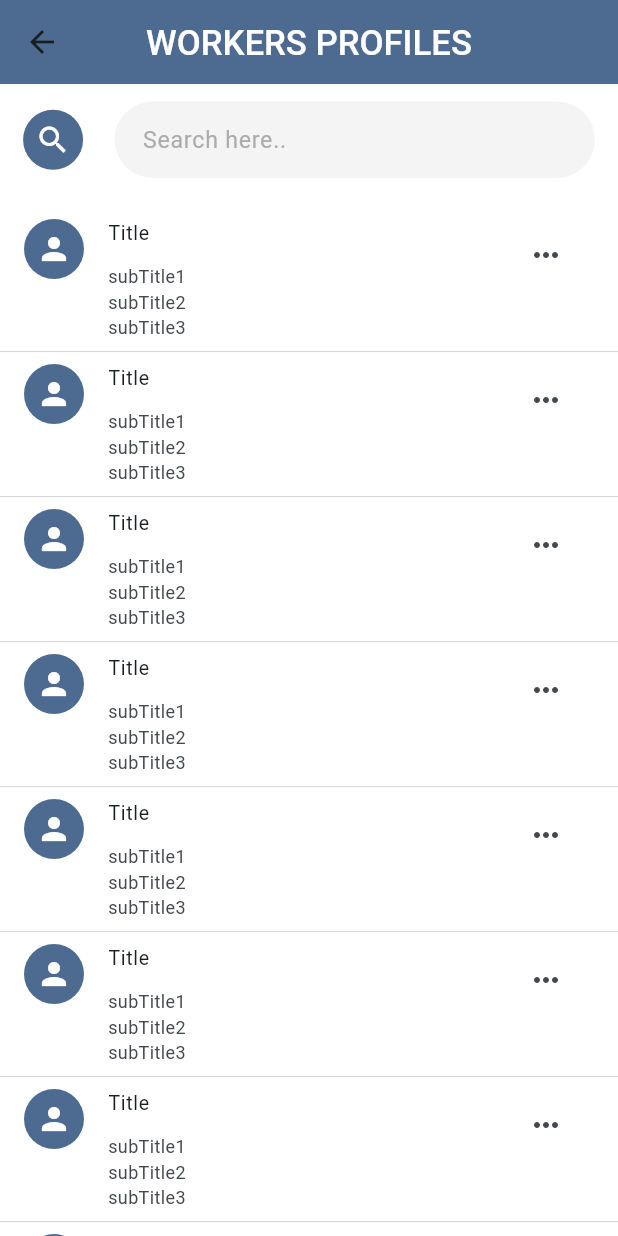
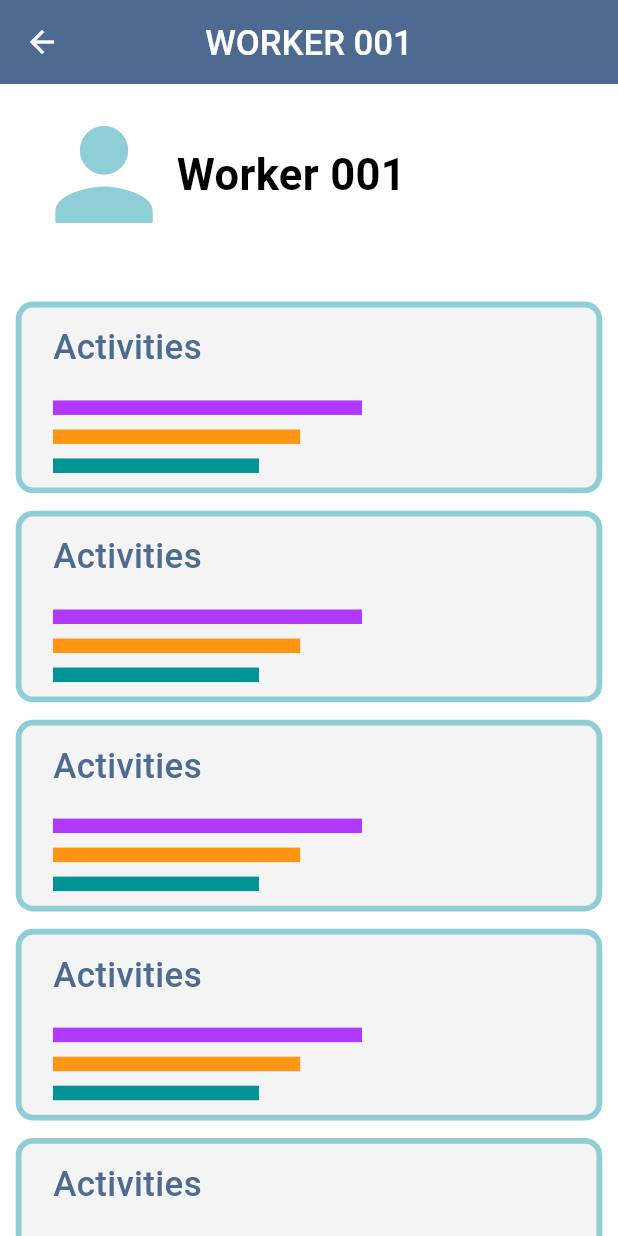
Before and after one commit to 0Ahmad0/smart_cleaner_app, a Flutter app: the WorkerProfilesAdminScreen screen opened by its route, after a tap on "Title", on a phone screen of 412 x 824 dp. Run offline on Flutter 3.47's test engine with Material 3 defaults, Android fonts, the phone set to English and light mode, and no system bars; our stand-ins replace animate_do, file_picker, firebase_core, flutter_screenutil, flutter_spinkit, flutter_svg and 6 more; missing offline and left inert: map_picker; accounts and stored records are empty; network calls fail.

Commit message:
- finish All App screens - start with firebase backend

```diff
--- a/lib/app/screens/admin/home_admin_screen.dart
+++ b/lib/app/screens/admin/home_admin_screen.dart
@@ -72,6 +72,7 @@ class HomeAdminScreen extends StatelessWidget {
                   icon: Icons.route,
                   text: StringManager.robotPathText,
                   color: ColorManager.hintTextColor,
+                  route: Routes.robotPathWorkerRoute,
                 ),
                 ContainerHomeWidget(
                   icon: Icons.sunny_snowing,
@@ -106,6 +107,7 @@ class HomeAdminScreen extends StatelessWidget {
                   icon: Icons.more_horiz,
                   text: StringManager.otherText,
                   color: ColorManager.tealColor,
+                  route: Routes.otherAdminRoute,
                 ),
               ],
             ),
--- /dev/null
+++ b/lib/app/screens/admin/show_activities_screen.dart
@@ -0,0 +1,50 @@
+import 'package:flutter/material.dart';
+import 'package:flutter_screenutil/flutter_screenutil.dart';
+import 'package:smart_cleaner_app/core/helpers/spacing.dart';
+import 'package:smart_cleaner_app/core/utils/color_manager.dart';
+import 'package:smart_cleaner_app/core/utils/style_manager.dart';
+import 'package:smart_cleaner_app/core/widgets/app_padding.dart';
+
+import 'widgets/activities_worker_widget.dart';
+
+class ShowActivitiesWorkerScreen extends StatelessWidget {
+  const ShowActivitiesWorkerScreen({super.key});
+
+  @override
+  Widget build(BuildContext context) {
+    final args = (ModalRoute.of(context)?.settings.arguments ??
+        <String, dynamic>{}) as Map;
+    return Scaffold(
+      appBar: AppBar(
+        title: Text('Worker 00${args['index']}'.toUpperCase()),
+      ),
+      body: Column(
+        children: [
+          AppPaddingWidget(
+            child: Row(
+              children: [
+                Icon(
+                  Icons.person,
+                  size: 100.sp,
+                  color: ColorManager.tealColor,
+                ),
+                Flexible(
+                  child: Text(
+                    'Worker 00${args['index']}',
+                    style: StyleManager.font30SemiBold(),
+                  ),
+                ),
+              ],
+            ),
+          ),
+          verticalSpace(20.h),
+          Expanded(
+            child: ListView.builder(
+              itemBuilder: (context, index) => ActivitiesWorkerWidget(),
+            ),
+          )
+        ],
+      ),
+    );
+  }
+}
--- /dev/null
+++ b/lib/app/screens/admin/widgets/activities_worker_widget.dart
@@ -0,0 +1,57 @@
+import 'package:flutter/material.dart';
+import 'package:flutter_screenutil/flutter_screenutil.dart';
+import 'package:smart_cleaner_app/core/helpers/sizer.dart';
+import 'package:smart_cleaner_app/core/helpers/spacing.dart';
+import 'package:smart_cleaner_app/core/utils/color_manager.dart';
+import 'package:smart_cleaner_app/core/utils/style_manager.dart';
+
+class ActivitiesWorkerWidget extends StatelessWidget {
+  const ActivitiesWorkerWidget({
+    super.key,
+  });
+
+  @override
+  Widget build(BuildContext context) {
+    return Container(
+      margin: EdgeInsets.symmetric(horizontal: 10.w, vertical: 6.h),
+      padding: EdgeInsets.symmetric(horizontal: 20.w, vertical: 10.h),
+      decoration: BoxDecoration(
+        color: ColorManager.grayColor,
+        borderRadius: BorderRadius.circular(12.r),
+        border: Border.all(
+          color: ColorManager.tealColor,
+          width: 4.sp,
+        ),
+      ),
+      child: Column(
+        crossAxisAlignment: CrossAxisAlignment.start,
+        children: [
+          Text(
+            'Activities',
+            style: StyleManager.font24Medium(
+              color: ColorManager.primaryColor,
+            ),
+          ),
+          verticalSpace(20.h),
+          Container(
+            width: getWidth(context) / 2,
+            height: 10.h,
+            color: ColorManager.purpleColor,
+          ),
+          verticalSpace(10.h),
+          Container(
+            width: getWidth(context) / 2.5,
+            height: 10.h,
+            color: ColorManager.orangeColor,
+          ),
+          verticalSpace(10.h),
+          Container(
+            width: getWidth(context) / 3,
+            height: 10.h,
+            color: ColorManager.deepBlueColor,
+          ),
+        ],
+      ),
+    );
+  }
+}
--- a/lib/app/screens/admin/widgets/worker_profile_widget.dart
+++ b/lib/app/screens/admin/widgets/worker_profile_widget.dart
@@ -1,16 +1,23 @@
 import 'package:flutter/material.dart';
 import 'package:flutter_screenutil/flutter_screenutil.dart';
+import 'package:smart_cleaner_app/core/helpers/extensions.dart';
+import 'package:smart_cleaner_app/core/routing/routes.dart';
 import 'package:smart_cleaner_app/core/utils/color_manager.dart';
 
 class WorkerProfileWidget extends StatelessWidget {
   const WorkerProfileWidget({
-    super.key,
+    super.key, required this.index,
   });
+  final int index;
 
   @override
   Widget build(BuildContext context) {
     return ListTile(
-      onTap: (){},
+      onTap: (){
+        context.pushNamed(Routes.showActivitiesWorkerAdminRoute,arguments: {
+          'index':index
+        });
+      },
       dense: true,
       isThreeLine: true,
       leading: CircleAvatar(
--- a/lib/app/screens/admin/workers_profiles_screen.dart
+++ b/lib/app/screens/admin/workers_profiles_screen.dart
@@ -27,7 +27,7 @@ class WorkerProfilesAdminScreen extends StatelessWidget {
           ),
           verticalSpace(8.h),
           Expanded(child: ListView.separated(
-              itemBuilder: (context,index)=>WorkerProfileWidget(),
+              itemBuilder: (context,index)=>WorkerProfileWidget(index: index+1,),
               separatorBuilder: (_,__)=>Divider(
                 height: 0,
                 thickness: .5,
--- a/lib/app/screens/worker/home_worker_screen.dart
+++ b/lib/app/screens/worker/home_worker_screen.dart
@@ -70,6 +70,7 @@ class HomeWorkerScreen extends StatelessWidget {
                 ContainerHomeWidget(
                   icon: Icons.location_on_outlined,
                   text: StringManager.locationText,
+                  route: Routes.robotPathWorkerRoute,
                 ),
                 ContainerHomeWidget(
                   icon: Icons.notifications_active_outlined,
--- a/lib/core/routing/routes.dart
+++ b/lib/core/routing/routes.dart
@@ -12,6 +12,8 @@ class Routes {
   static const String activitiesRoute = '/activitiesScreen';
   static const String workerProfilesRoute = '/workerProfilesScreen';
   static const String trackTheRobotRoute = '/trackTheRobotScreen';
+  static const String otherAdminRoute = '/otherAdminScreen';
+  static const String showActivitiesWorkerAdminRoute = '/showActivitiesWorkerScreen';
   //Worker Routes
   static const String homeWorkerRoute = '/homeWorkerScreen';
   static const String problemsWorkerRoute = '/problemsWorkerScreen';
@@ -20,6 +22,7 @@ class Routes {
   static const String cancelTripWorkerRoute = '/cancelTripWorkerScreen';
   static const String robotOnDutyWorkerRoute = '/robotOnDutyWorkerScreen';
   static const String profileRobotWorkerRoute = '/profileRobotWorkerScreen';
+  static const String robotPathWorkerRoute = '/robotPathWorkerScreen';
 
   //Guest Routes
 
--- a/lib/core/utils/string_manager.dart
+++ b/lib/core/utils/string_manager.dart
@@ -3,6 +3,7 @@ class StringManager {
   static const String appName = "Smart Cleaner";
   static const String requiredField = "Filed Is Required";
   static const String loginText = 'Login';
+  static const String viewRobotText = 'View';
   static const String signUpText = 'Signup';
   static const String submitText = 'Submit';
   static const String continueText = 'Continue';
```
Also changed, not shown: lib/app/screens/admin/other_screen.dart (added, +36 -0 lines), lib/app/screens/signup_screen.dart (+5 -3 lines), lib/app/screens/worker/robot_path_screen.dart (added, +106 -0 lines), lib/app/screens/worker/widgets/robot_path_widget.dart (added, +64 -0 lines), lib/core/routing/app_router.dart (+15 -0 lines), lib/smart_cleaner_app.dart (+7 -0 lines), 1 other file.
